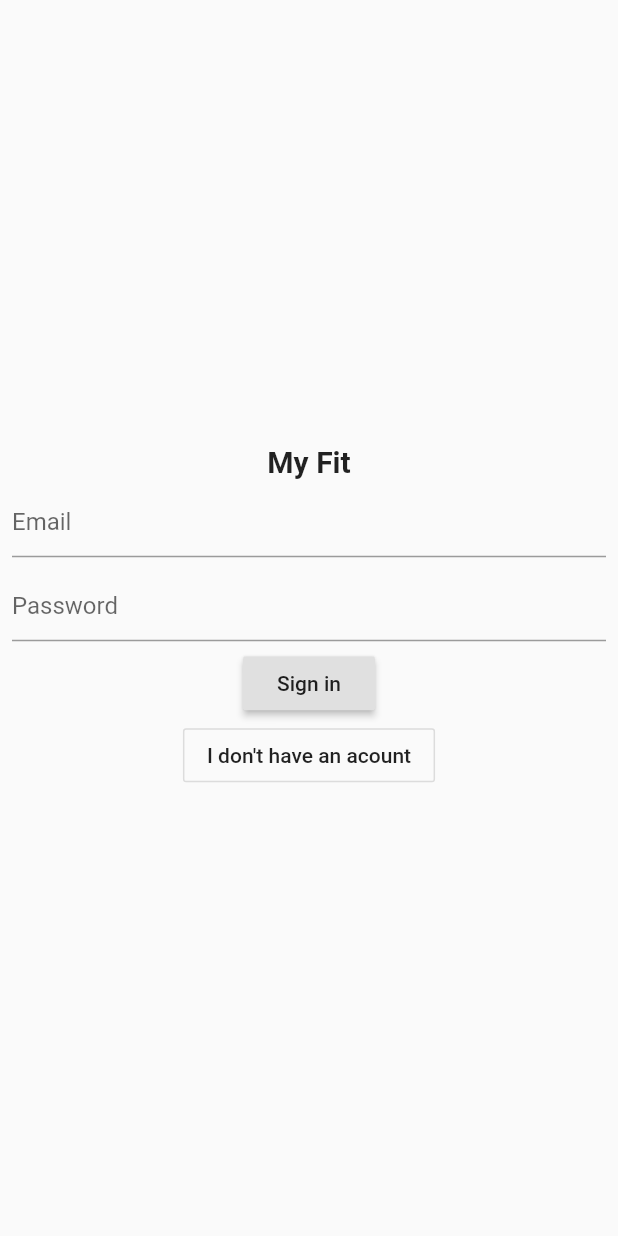
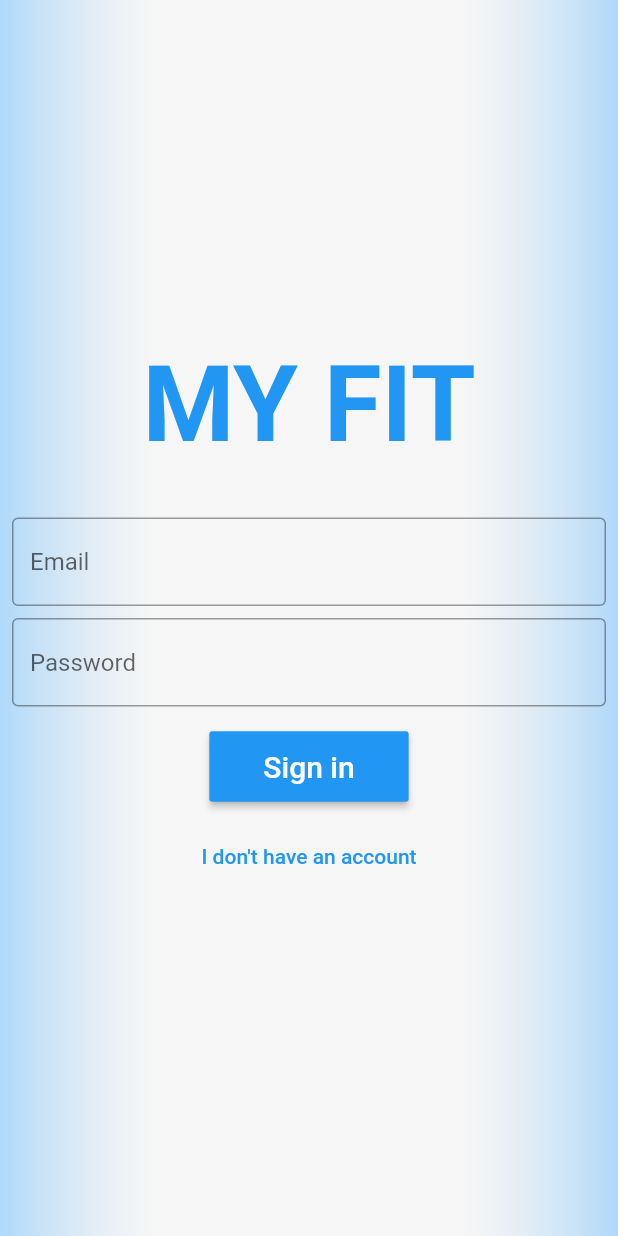
Before and after one commit to chernodub/my-fit-flutter-uni, a Flutter app: the screen it shows after launch, on a phone screen of 412 x 824 dp. Run offline on Flutter 3.47's test engine with Material 2 defaults, Android fonts, the phone set to English and light mode, and no system bars; our stand-ins replace share, validators; missing offline and left inert: http_interceptor; accounts and stored records are empty.

Commit message:
Redesign with Anton's suggestions

```diff
--- a/lib/common/form/form-header.dart
+++ b/lib/common/form/form-header.dart
@@ -1,4 +1,5 @@
 import 'package:flutter/cupertino.dart';
+import 'package:flutter/material.dart';
 
 class FormHeader extends StatelessWidget {
   /// Header text.
@@ -10,11 +11,15 @@ class FormHeader extends StatelessWidget {
   Widget build(BuildContext context) {
     final headerStyle = TextStyle(
       fontWeight: FontWeight.bold,
-      fontSize: 20,
+      fontSize: 70,
+      color: Theme.of(context).primaryColor,
     );
-    return Text(
-      text,
-      style: headerStyle,
+    return Padding(
+      padding: const EdgeInsets.only(bottom: 30.0),
+      child: Text(
+        text.toUpperCase(),
+        style: headerStyle,
+      ),
     );
   }
 }
--- a/lib/main.dart
+++ b/lib/main.dart
@@ -31,6 +31,35 @@ class MyFitApp extends StatelessWidget {
             title: 'My Fit app',
             theme: ThemeData(
               primarySwatch: Colors.blue,
+              scaffoldBackgroundColor: Colors.white,
+              backgroundColor: Color.fromARGB(1, 255, 255, 255),
+              inputDecorationTheme: InputDecorationTheme(
+                border: OutlineInputBorder(
+                  borderSide: BorderSide(
+                    color: Theme.of(context).primaryColor,
+                  ),
+                ),
+              ),
+              appBarTheme: AppBarTheme(
+                color: Color.fromARGB(1, 255, 255, 255),
+                elevation: 0,
+                brightness: Brightness.light,
+                textTheme: TextTheme(
+                  title: TextStyle(
+                    color: Colors.blue,
+                    fontWeight: FontWeight.bold,
+                    fontSize: 26,
+                  ),
+                ),
+                iconTheme: IconThemeData(
+                  size: 50,
+                  color: Colors.blue,
+                ),
+                actionsIconTheme: IconThemeData(
+                  size: 50,
+                  color: Colors.blue,
+                ),
+              ),
             ),
             darkTheme: ThemeData.dark(),
             initialRoute: '/',
--- a/lib/screens/browse-item-page.dart
+++ b/lib/screens/browse-item-page.dart
@@ -54,9 +54,12 @@ class BrowseItemPage extends StatelessWidget {
             ),
           ),
           Padding(
-            padding: const EdgeInsets.all(8.0),
+            padding: const EdgeInsets.all(10.0),
             child: Text(
               item.itemDescription,
+              style: TextStyle(
+                fontSize: 18,
+              ),
             ),
           ),
           SizedBox(
--- a/lib/screens/login-page.dart
+++ b/lib/screens/login-page.dart
@@ -1,4 +1,5 @@
 import 'package:flutter/material.dart';
+import 'package:my_fit/common/splash-container.dart';
 import 'package:my_fit/models/user.dart';
 import 'package:my_fit/common/form/form-body.dart';
 import 'package:my_fit/common/form/form-footer.dart';
@@ -15,8 +16,11 @@ class _LoginPageState extends State<LoginPage> {
   @override
   Widget build(BuildContext context) {
     return Scaffold(
-      body: Center(
-        child: _LoginForm(_navigateToHomePage),
+      body: SplashContainer(
+        context: context,
+        child: Center(
+          child: _LoginForm(_navigateToHomePage),
+        ),
       ),
     );
   }
@@ -80,13 +84,34 @@ class _LoginFormState extends State<_LoginForm> {
           ),
           FormFooter(
             children: <Widget>[
-              RaisedButton(
-                onPressed: () => _submitForm(context),
-                child: Text('Sign in'),
+              Padding(
+                padding: const EdgeInsets.all(12.0),
+                child: RaisedButton(
+                  color: Theme.of(context).primaryColor,
+                  onPressed: () => _submitForm(context),
+                  child: Padding(
+                    padding: const EdgeInsets.symmetric(
+                      vertical: 12.0,
+                      horizontal: 20.0,
+                    ),
+                    child: Text(
+                      'Sign in',
+                      style: TextStyle(
+                        color: Colors.white,
+                        fontSize: 20,
+                      ),
+                    ),
+                  ),
+                ),
               ),
-              OutlineButton(
+              MaterialButton(
                 onPressed: () => _navigateToRegistration(context),
-                child: Text('I don\'t have an acount'),
+                child: Text(
+                  'I don\'t have an account',
+                  style: TextStyle(
+                    color: Theme.of(context).primaryColor,
+                  ),
+                ),
               )
             ],
           )
```
Also changed, not shown: lib/common/main-drawer.dart (+32 -8 lines), lib/screens/favorites-page.dart (+13 -1 lines), lib/screens/home-page.dart (+29 -14 lines), lib/screens/registration-page.dart (+32 -7 lines).
